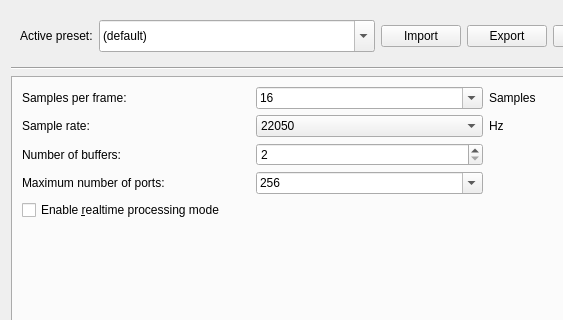
This is jackcontrol/jackpresetswidget.ui in 6676401088/jackcontrol as Qt 5 draws it before an edit; both pictures show x 0 to 563 and y 0 to 320 of the 739 by 623 pixel window. The edited form follows.
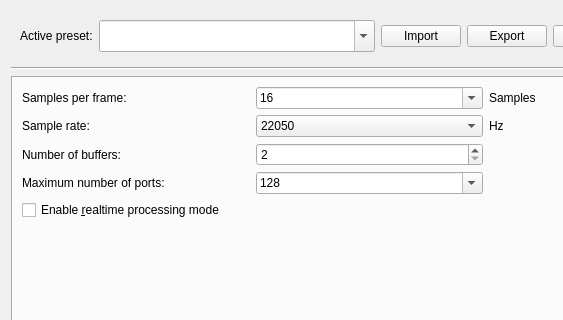
This is the edited form. The open tabs and pages were chosen to show the change. Icons and pictures are not drawn. Custom widgets are drawn as their Qt base class.

Diff of the .ui file:
```diff
--- a/jackcontrol/jackpresetswidget.ui
+++ b/jackcontrol/jackpresetswidget.ui
@@ -58,11 +58,6 @@
           <property name="editable">
            <bool>true</bool>
           </property>
-          <item>
-           <property name="text">
-            <string>(default)</string>
-           </property>
-          </item>
          </widget>
         </item>
         <item>
@@ -618,7 +613,7 @@
             <bool>true</bool>
            </property>
            <property name="currentIndex">
-            <number>1</number>
+            <number>0</number>
            </property>
            <item>
             <property name="text">
```
Left out of the diff: 18 changed lines with no effect on the pictures.
